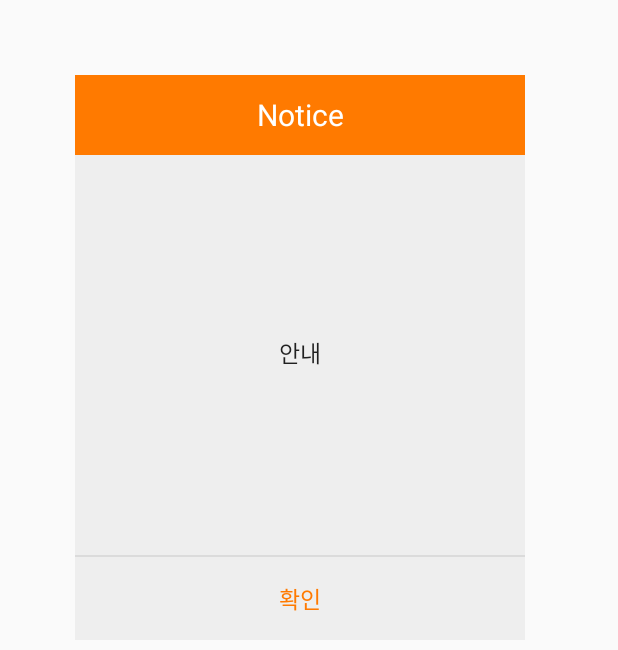
After one commit to hse801/EyeShoe, an Android app: the layout popup_activity.xml on its own in the app's theme, with its tools: preview values and no code run, on a phone screen of 412 x 824 dp. The commit adds this screen. Shown: the top 650 px of the screen. Run offline under Robolectric (Android 15) with nearby library versions, the light colour scheme and no system bars.

Commit message:
Merge branch 'master' of C:\Users\kim08\StudioProjects\sinbal with conflicts.

```diff
--- a/app/src/main/AndroidManifest.xml
+++ b/app/src/main/AndroidManifest.xml
@@ -27,6 +27,8 @@
 <!--                <category android:name="android.intent.category.LAUNCHER" />-->
 <!--            </intent-filter>-->
         </activity>
+        <activity android:name=".PopupActivity" android:theme="@android:style/Theme.Dialog" />
+
     </application>
 
 
--- a/app/src/main/java/com/example/sinbal/MainActivity.java
+++ b/app/src/main/java/com/example/sinbal/MainActivity.java
@@ -24,7 +24,6 @@ public class MainActivity extends AppCompatActivity {
     int size;
     boolean blockDetected = false;
     boolean wallDetected = false;
-
 
     @Override
     protected void onCreate(Bundle savedInstanceState) {
@@ -165,6 +164,8 @@ public class MainActivity extends AppCompatActivity {
     }
 
 
+
+
     public void onDestroy() {
         super.onDestroy();
         bt.stopService(); //블루투스 중지
--- /dev/null
+++ b/app/src/main/java/com/example/sinbal/PopupActivity.java
@@ -0,0 +1,38 @@
+package com.example.sinbal;
+
+
+import android.os.Bundle;
+import android.app.Activity;
+import android.view.MotionEvent;
+import android.view.View;
+import android.view.Window;
+import android.view.View.OnClickListener;
+import android.widget.Button;
+
+public class PopupActivity extends Activity{
+
+    @Override
+    protected void onCreate (Bundle savedInstanceState){
+        super.onCreate(savedInstanceState);
+        //타이틀바 없애기
+        requestWindowFeature(Window.FEATURE_NO_TITLE);
+        setContentView(R.layout.popup_activity);
+    }
+    @Override
+    public boolean onTouchEvent (MotionEvent event){
+        //바깥레이어 클릭시 안닫히게
+        if (event.getAction() == MotionEvent.ACTION_OUTSIDE) {
+            return false;
+        }
+        return true;
+    }
+
+    @Override
+    public void onBackPressed () {
+        //안드로이드 백버튼 막기
+        return;
+    }
+
+
+
+}
--- a/app/src/main/java/com/example/sinbal/initial.java
+++ b/app/src/main/java/com/example/sinbal/initial.java
@@ -21,6 +21,7 @@ public class initial extends AppCompatActivity {
     CheckBox checkSize;
     SharedPreferences UserInfo;
     SharedPreferences.Editor editor;
+
 
     public static final int sub = 1001; /*다른 액티비티를 띄우기 위한 요청코드(상수)*/
     @Override
@@ -69,6 +70,7 @@ public class initial extends AppCompatActivity {
             }
         });
     }
+
     public void onPause(){
         super.onPause();
 
--- a/app/src/main/res/layout/activity_main.xml
+++ b/app/src/main/res/layout/activity_main.xml
@@ -23,6 +23,7 @@
         android:textColor="#FFFFFF"
         android:textSize="18sp"
         android:textStyle="bold" />
+
 
     <Button
         android:id="@+id/btnSend"
--- /dev/null
+++ b/app/src/main/res/layout/popup_activity.xml
@@ -0,0 +1,71 @@
+<?xml version="1.0" encoding="utf-8"?>
+<LinearLayout xmlns:android="http://schemas.android.com/apk/res/android"
+    android:background="#eeeeee"
+    android:orientation="vertical"
+    android:layout_width="300dp"
+    android:layout_marginLeft="50dp"
+    android:layout_marginRight="50dp"
+    android:layout_marginTop="50dp"
+    android:layout_height="wrap_content">
+
+    <!-- 타이틀바 -->
+    <LinearLayout
+        android:layout_width="match_parent"
+        android:layout_height="wrap_content"
+        android:orientation="horizontal">
+
+        <TextView
+            android:layout_width="match_parent"
+            android:layout_height="53dp"
+            android:background="#ff7a00"
+            android:gravity="center"
+            android:text="Notice"
+            android:textColor="#fff"
+            android:textSize="20sp" />
+    </LinearLayout>
+    <!-- //end 타이틀바 -->
+
+    <!-- Notice -->
+    <LinearLayout
+        android:padding="120dp"
+        android:orientation="vertical"
+        android:layout_width="match_parent"
+        android:layout_height="wrap_content">
+        <TextView
+            android:text = "안내"
+            android:id="@+id/txtText"
+            android:textSize="15sp"
+            android:textColor="#000"
+            android:alpha="0.87"
+            android:gravity="center"
+            android:layout_marginBottom="3dp"
+            android:layout_width="match_parent"
+            android:layout_height="wrap_content" />
+    </LinearLayout>
+    <!-- Notice -->
+
+    <View
+        android:background="#66bdbdbd"
+        android:layout_width="match_parent"
+        android:layout_height="1dp" />
+
+    <!-- 닫기 버튼 -->
+    <LinearLayout
+        android:orientation="horizontal"
+        android:gravity="center"
+        android:layout_width="match_parent"
+        android:layout_height="wrap_content">
+
+        <Button
+            android:layout_width="match_parent"
+            android:layout_height="match_parent"
+            android:background="#00000000"
+            android:gravity="center"
+            android:onClick="mOnClose"
+            android:padding="16dp"
+            android:text="확인"
+            android:textColor="#ff7a00"
+            android:textSize="15sp" />
+    </LinearLayout>
+    <!--// 닫기 버튼 -->
+</LinearLayout>
```
